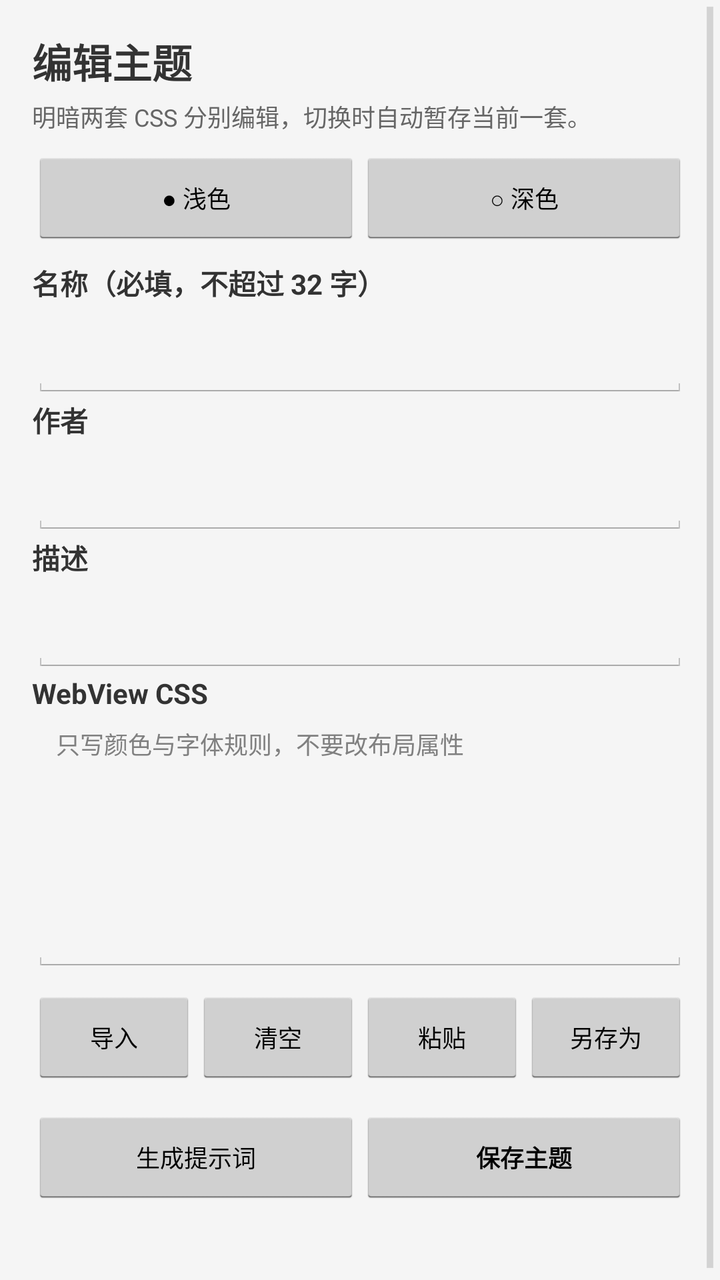
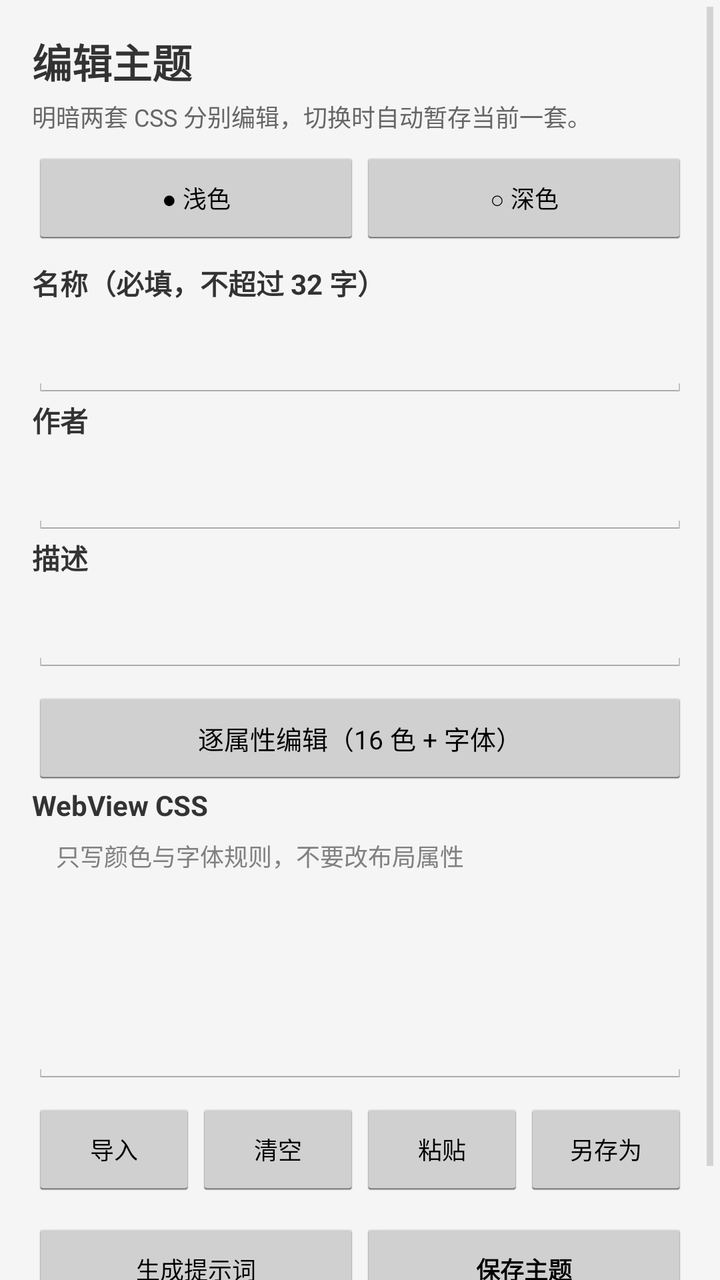

Screens rendered from an Android XML layout before and after an edit, with the pre-edit source and the edit as a unified diff.
<!-- AndroidManifest.xml: application theme AppTheme -->
<!-- res/layout/activity_theme_edit.xml -->
<?xml version="1.0" encoding="utf-8"?>
<ScrollView xmlns:android="http://schemas.android.com/apk/res/android"
    android:layout_width="match_parent"
    android:layout_height="match_parent"
    android:background="@color/background"
    android:fillViewport="true">

    <LinearLayout
        android:orientation="vertical"
        android:layout_width="match_parent"
        android:layout_height="wrap_content"
        android:padding="16dp">

        <TextView
            android:id="@+id/edit_title"
            android:textSize="20sp"
            android:textStyle="bold"
            android:textColor="@color/text_primary"
            android:layout_width="match_parent"
            android:layout_height="wrap_content"
            android:layout_marginBottom="4dp"
            android:text="编辑主题" />

        <TextView
            android:id="@+id/edit_hint"
            android:textSize="12sp"
            android:textColor="@color/text_secondary"
            android:layout_width="match_parent"
            android:layout_height="wrap_content"
            android:layout_marginBottom="8dp"
            android:text="明暗两套 CSS 分别编辑，切换时自动暂存当前一套。" />

        <LinearLayout
            android:orientation="horizontal"
            android:layout_width="match_parent"
            android:layout_height="wrap_content"
            android:layout_marginBottom="8dp">
            <Button
                android:id="@+id/btn_mode_light"
                android:textSize="12sp"
                android:singleLine="true"
                android:ellipsize="end"
                android:minWidth="0dp"
                android:padding="4dp"
                android:minHeight="48dp"
                android:layout_width="0dp"
                android:layout_weight="1"
                android:layout_height="wrap_content"
                android:text="● 浅色" />
            <Button
                android:id="@+id/btn_mode_dark"
                android:textSize="12sp"
                android:singleLine="true"
                android:ellipsize="end"
                android:minWidth="0dp"
                android:padding="4dp"
                android:minHeight="48dp"
                android:layout_width="0dp"
                android:layout_weight="1"
                android:layout_height="wrap_content"
                android:text="○ 深色" />
        </LinearLayout>

        <TextView
            android:textSize="14sp"
            android:textStyle="bold"
            android:textColor="@color/text_primary"
            android:layout_width="match_parent"
            android:layout_height="wrap_content"
            android:text="名称（必填，不超过 32 字）" />
        <EditText
            android:id="@+id/edit_name"
            android:textSize="14sp"
            android:singleLine="true"
            android:minHeight="48dp"
            android:layout_width="match_parent"
            android:layout_height="wrap_content" />

        <TextView
            android:textSize="14sp"
            android:textStyle="bold"
            android:textColor="@color/text_primary"
            android:layout_width="match_parent"
            android:layout_height="wrap_content"
            android:text="作者" />
        <EditText
            android:id="@+id/edit_author"
            android:textSize="14sp"
            android:singleLine="true"
            android:minHeight="48dp"
            android:layout_width="match_parent"
            android:layout_height="wrap_content" />

        <TextView
            android:textSize="14sp"
            android:textStyle="bold"
            android:textColor="@color/text_primary"
            android:layout_width="match_parent"
            android:layout_height="wrap_content"
            android:text="描述" />
        <EditText
            android:id="@+id/edit_desc"
            android:textSize="14sp"
            android:singleLine="true"
            android:minHeight="48dp"
            android:layout_width="match_parent"
            android:layout_height="wrap_content" />

        <TextView
            android:textSize="14sp"
            android:textStyle="bold"
            android:textColor="@color/text_primary"
            android:layout_width="match_parent"
            android:layout_height="wrap_content"
            android:text="WebView CSS" />

        <EditText
            android:id="@+id/edit_css"
            android:textSize="12sp"
            android:typeface="monospace"
            android:inputType="textMultiLine"
            android:gravity="top"
            android:minLines="8"
            android:maxLines="16"
            android:scrollbars="vertical"
            android:minHeight="48dp"
            android:layout_width="match_parent"
            android:layout_height="wrap_content"
            android:hint="只写颜色与字体规则，不要改布局属性" />

        <LinearLayout
            android:orientation="horizontal"
            android:layout_width="match_parent"
            android:layout_height="wrap_content"
            android:layout_marginTop="8dp">
            <Button
                android:id="@+id/btn_import"
                android:textSize="12sp"
                android:singleLine="true"
                android:ellipsize="end"
                android:minWidth="0dp"
                android:padding="2dp"
                android:layout_width="0dp"
                android:layout_weight="1"
                android:layout_height="wrap_content"
                android:text="导入" />
            <Button
                android:id="@+id/btn_clear"
                android:textSize="12sp"
                android:singleLine="true"
                android:ellipsize="end"
                android:minWidth="0dp"
                android:padding="2dp"
                android:layout_width="0dp"
                android:layout_weight="1"
                android:layout_height="wrap_content"
                android:text="清空" />
            <Button
                android:id="@+id/btn_paste"
                android:textSize="12sp"
                android:singleLine="true"
                android:ellipsize="end"
                android:minWidth="0dp"
                android:padding="2dp"
                android:layout_width="0dp"
                android:layout_weight="1"
                android:layout_height="wrap_content"
                android:text="粘贴" />
            <Button
                android:id="@+id/btn_save_as"
                android:textSize="12sp"
                android:singleLine="true"
                android:ellipsize="end"
                android:minWidth="0dp"
                android:padding="2dp"
                android:layout_width="0dp"
                android:layout_weight="1"
                android:layout_height="wrap_content"
                android:text="另存为" />
        </LinearLayout>

        <LinearLayout
            android:orientation="horizontal"
            android:layout_width="match_parent"
            android:layout_height="wrap_content"
            android:layout_marginTop="12dp"
            android:layout_marginBottom="24dp">
            <Button
                android:id="@+id/btn_prompt"
                android:textSize="12sp"
                android:singleLine="true"
                android:ellipsize="end"
                android:minWidth="0dp"
                android:padding="4dp"
                android:layout_width="0dp"
                android:layout_weight="1"
                android:layout_height="wrap_content"
                android:text="生成提示词" />
            <Button
                android:id="@+id/btn_save"
                android:textSize="12sp"
                android:textStyle="bold"
                android:singleLine="true"
                android:ellipsize="end"
                android:minWidth="0dp"
                android:padding="4dp"
                android:layout_width="0dp"
                android:layout_weight="1"
                android:layout_height="wrap_content"
                android:text="保存主题" />
        </LinearLayout>

    </LinearLayout>
</ScrollView>
<!-- resources referenced by this layout -->
<resources>
  <color name="background">#f5f5f5</color>
  <color name="text_primary">#333333</color>
  <color name="text_secondary">#666666</color>
  <style name="AppTheme" parent="@android:style/Theme.Holo.Light">
          <item name="android:windowBackground">@color/background</item>
          <item name="android:actionBarStyle">@style/ActionBarStyle</item>
      </style>
  <style name="ActionBarStyle" parent="@android:style/Widget.Holo.Light.ActionBar">
          <item name="android:background">@color/primary</item>
      </style>
  <color name="primary">#2196f3</color>
</resources>

<!-- the commit's change to res/layout/activity_theme_edit.xml (unified diff, before → after) -->
@@ -105,6 +105,15 @@
             android:minHeight="48dp"
             android:layout_width="match_parent"
             android:layout_height="wrap_content" />
+
+        
+        <Button
+            android:id="@+id/btn_edit_tokens"
+            android:textSize="13sp"
+            android:layout_width="match_parent"
+            android:layout_height="wrap_content"
+            android:layout_marginTop="8dp"
+            android:text="逐属性编辑（16 色 + 字体）" />
 
         <TextView
             android:textSize="14sp"
